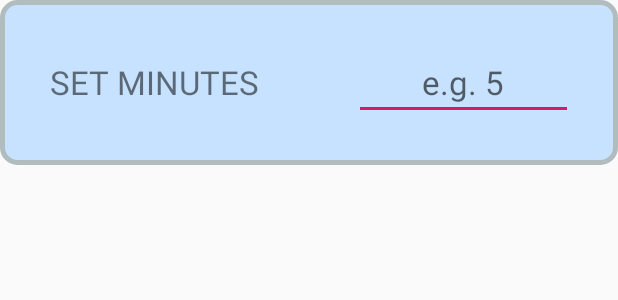
After one commit to pawchi/JavaAndroid, an Android app: the layout popup_timer_small.xml on its own in the app's theme, with its tools: preview values and no code run, on a phone screen of 412 x 824 dp. The commit adds this screen. Shown: the top 300 px of the screen. Run offline under Robolectric (Android 15) with nearby library versions, the phone set to English and light mode, and no system bars.

Commit message:
Emergency_notifier continue_3

```diff
--- a/EmergencyNotifier/app/src/main/java/org/chilon/emergencynotifier/Sms.java
+++ b/EmergencyNotifier/app/src/main/java/org/chilon/emergencynotifier/Sms.java
@@ -1,15 +1,22 @@
 package org.chilon.emergencynotifier;
 
 import android.Manifest;
+import android.content.Intent;
 import android.content.pm.PackageManager;
 import android.os.Bundle;
 import android.support.v4.app.ActivityCompat;
 import android.support.v4.content.ContextCompat;
 import android.support.v7.app.AppCompatActivity;
 import android.telephony.SmsManager;
+import android.view.Gravity;
+import android.view.LayoutInflater;
+import android.view.MotionEvent;
 import android.view.View;
 import android.widget.Button;
 import android.widget.EditText;
+import android.widget.LinearLayout;
+import android.widget.PopupWindow;
+import android.widget.TextView;
 import android.widget.Toast;
 
 public class Sms extends AppCompatActivity {
@@ -36,6 +43,31 @@ public class Sms extends AppCompatActivity {
         }
     }
 
+    public void onCountdownTimerClick(View view){
+        //inflate the layout of popup window
+        LayoutInflater inflater = (LayoutInflater) getSystemService(LAYOUT_INFLATER_SERVICE);
+        View popupView = inflater.inflate(R.layout.popup_timer_small, null);
+
+        //create the popup window
+        int width = LinearLayout.LayoutParams.WRAP_CONTENT;
+        int height = LinearLayout.LayoutParams.WRAP_CONTENT;
+        boolean focusable = true; //lets taps outside popup also dismiss it
+        final PopupWindow popupWindow = new PopupWindow(popupView, width, height, focusable);
+
+        //show the popup window
+        //which view you pass in doesn't matter, it is only used for the window tolken
+        popupWindow.showAtLocation(view, Gravity.CENTER, 0, 0);
+
+        //dismiss the popup window when touched
+        popupView.setOnTouchListener(new View.OnTouchListener() {
+            @Override
+            public boolean onTouch(View view, MotionEvent motionEvent) {
+                popupWindow.dismiss();
+                return true;
+            }
+        });
+    }
+
     public void onSend(View v){
         String phoneNumber = number.getText().toString();
         String smsMessage  = message.getText().toString();
--- /dev/null
+++ b/EmergencyNotifier/app/src/main/res/drawable/timer_border.xml
@@ -0,0 +1,7 @@
+<?xml version="1.0" encoding="utf-8"?>
+<shape xmlns:android="http://schemas.android.com/apk/res/android">
+    <solid android:color="#c6e2ff"/>
+    <stroke android:width="3dp" android:color="#B1BCBE"/>
+    <corners android:radius="10dp"/>
+    <padding android:left="0dp" android:top="0dp" android:bottom="0dp" android:right="0dp" />
+</shape>
--- a/EmergencyNotifier/app/src/main/res/layout/create_sms.xml
+++ b/EmergencyNotifier/app/src/main/res/layout/create_sms.xml
@@ -225,7 +225,8 @@
                     android:text="@string/count_down_label"
                     android:textAlignment="center"
                     android:textColor="#3F51B5"
-                    android:textStyle="bold" />
+                    android:textStyle="bold"
+                    android:onClick="onCountdownTimerClick"/>
 
 
             </LinearLayout>
--- /dev/null
+++ b/EmergencyNotifier/app/src/main/res/layout/popup_timer_small.xml
@@ -0,0 +1,41 @@
+<?xml version="1.0" encoding="utf-8"?>
+<android.support.constraint.ConstraintLayout
+    xmlns:android="http://schemas.android.com/apk/res/android"
+    xmlns:app="http://schemas.android.com/apk/res-auto"
+    android:layout_width="wrap_content"
+    android:layout_height="wrap_content"
+    android:background="@drawable/timer_border">
+
+
+    <LinearLayout
+        android:layout_width="match_parent"
+        android:layout_height="match_parent"
+        android:orientation="horizontal"
+        android:weightSum="2">
+
+    <TextView
+        android:layout_width="200dp"
+        android:layout_height="wrap_content"
+        android:layout_margin="30dp"
+        android:textAlignment="center"
+        android:textSize="22sp"
+        android:text="@string/setMinutes_label"
+        app:layout_constraintEnd_toEndOf="parent"
+        app:layout_constraintStart_toStartOf="parent"
+        app:layout_constraintTop_toTopOf="parent"
+        android:layout_weight="1"/>
+
+    <EditText
+        android:id="@+id/input_minutes"
+        android:layout_width="200dp"
+        android:layout_height="wrap_content"
+        android:layout_margin="30dp"
+        android:textAlignment="center"
+        android:textSize="22sp"
+        android:inputType="number"
+        android:hint="@string/setMinutes_input"
+        android:layout_weight="1"/>
+
+    </LinearLayout>
+
+</android.support.constraint.ConstraintLayout>
--- a/EmergencyNotifier/app/src/main/res/values/strings.xml
+++ b/EmergencyNotifier/app/src/main/res/values/strings.xml
@@ -17,4 +17,10 @@
     <string name="sending_time_setup_label">SETUP SENDING TIME</string>
     <string name="calendar_label">CALENDAR</string>
     <string name="count_down_label">COUNTDOWN TIMER</string>
+
+    <!--Popup window countdown timer-->
+    <string name="setMinutes_label">SET MINUTES</string>
+    <string name="setHours_label">SET HOURS</string>
+    <string name="setMinutes_input">e.g. 5</string>
+    <string name="setHours_input">0</string>
 </resources>
```
